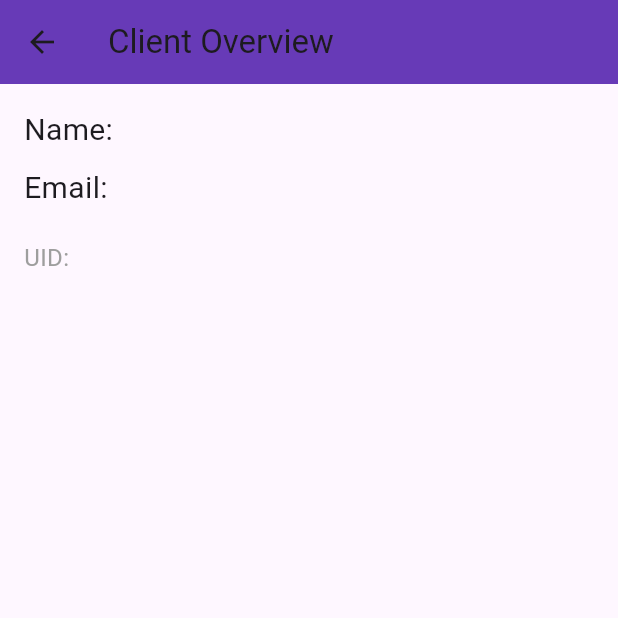
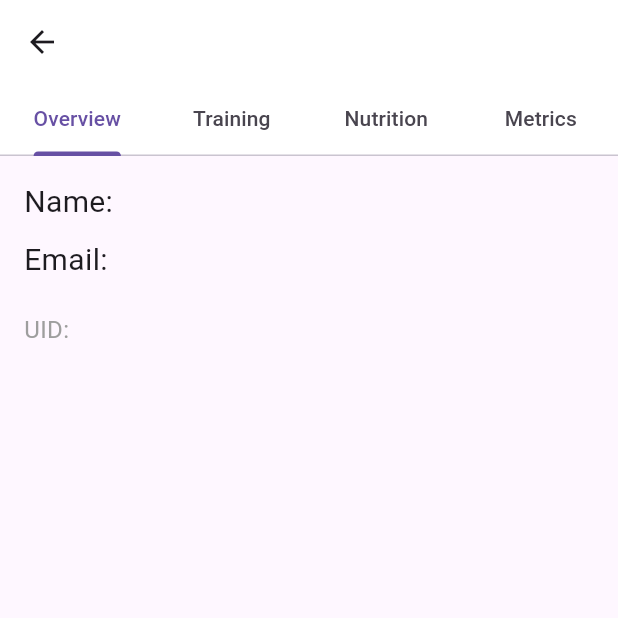
Before and after one commit to Samuel-J-Mathew/Overload--Workout-Nutrition-Weight-Tracker-ClientSide, a Flutter app: the ClientOverviewPage screen opened directly with empty values, on a phone screen of 412 x 824 dp, the top half of it. Run offline on Flutter 3.47's test engine with Material 3 defaults, Android fonts, the phone set to English and light mode, and no system bars; our stand-ins replace cloud_firestore, dropdown_button2, dropdown_search, firebase_auth, firebase_core, fl_chart and 7 more; missing offline and left inert: barcode_scan2, excel; accounts and stored records are empty.

Commit message:
added Nutrition Bar

```diff
--- a/lib/WebAPP/ClientOverviewPage.dart
+++ b/lib/WebAPP/ClientOverviewPage.dart
@@ -1,20 +1,51 @@
 import 'package:flutter/material.dart';
+import 'TrainingPage.dart';
+import 'NutritionPage.dart';
+import 'MetricsPage.dart';
 
 class ClientOverviewPage extends StatelessWidget {
   final String clientId;
   final String clientName;
   final String clientEmail;
 
-  ClientOverviewPage({Key? key, required this.clientId, required this.clientName, required this.clientEmail}) : super(key: key);
+  ClientOverviewPage(
+      {Key? key,
+      required this.clientId,
+      required this.clientName,
+      required this.clientEmail})
+      : super(key: key);
 
   @override
   Widget build(BuildContext context) {
-    return Scaffold(
+    return DefaultTabController(
+      length: 4,
+      child: Scaffold(
         appBar: AppBar(
-        title: Text("Client Overview"),
-        backgroundColor: Colors.deepPurple,
+          title: Text(clientName),
+          backgroundColor: const Color.fromARGB(255, 255, 255, 255),
+          bottom: TabBar(
+            tabs: [
+              Tab(text: "Overview"),
+              Tab(text: "Training"),
+              Tab(text: "Nutrition"),
+              Tab(text: "Metrics"),
+            ],
           ),
-      body: SingleChildScrollView(
+        ),
+        body: TabBarView(
+          children: [
+            _buildOverviewTab(),
+            TrainingPage(),
+            NutritionPage(),
+            MetricsPage(),
+          ],
+        ),
+      ),
+    );
+  }
+
+  Widget _buildOverviewTab() {
+    return SingleChildScrollView(
       padding: EdgeInsets.all(16.0),
       child: Column(
         crossAxisAlignment: CrossAxisAlignment.start,
@@ -23,9 +54,9 @@ class ClientOverviewPage extends StatelessWidget {
           SizedBox(height: 10),
           Text("Email: $clientEmail", style: TextStyle(fontSize: 20)),
           SizedBox(height: 20),
-            Text("UID: $clientId", style: TextStyle(fontSize: 16, color: Colors.grey)),
+          Text("UID: $clientId",
+              style: TextStyle(fontSize: 16, color: Colors.grey)),
         ],
-        ),
       ),
     );
   }
--- a/pubspec.yaml
+++ b/pubspec.yaml
@@ -57,6 +57,7 @@ dependencies:
   cloud_firestore: ^5.6.2
   firebase_auth: ^5.4.1
   google_sign_in: ^6.2.2
+  syncfusion_flutter_charts: ^21.2.4
 dev_dependencies:
   flutter_test:
     sdk: flutter
```
Also changed, not shown: lib/WebAPP/MyApp.dart (+31 -15 lines), lib/pages/auth_page.dart (line endings or trailing spaces), pubspec.lock. Lines whose indentation alone changed are shown as unchanged.
